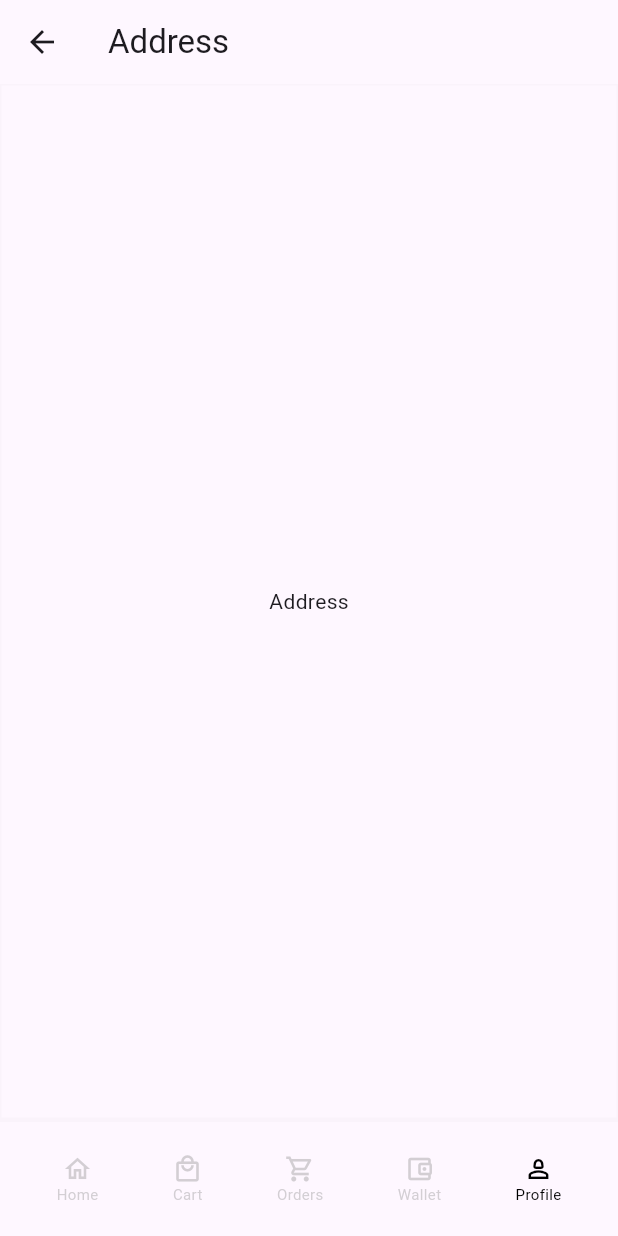
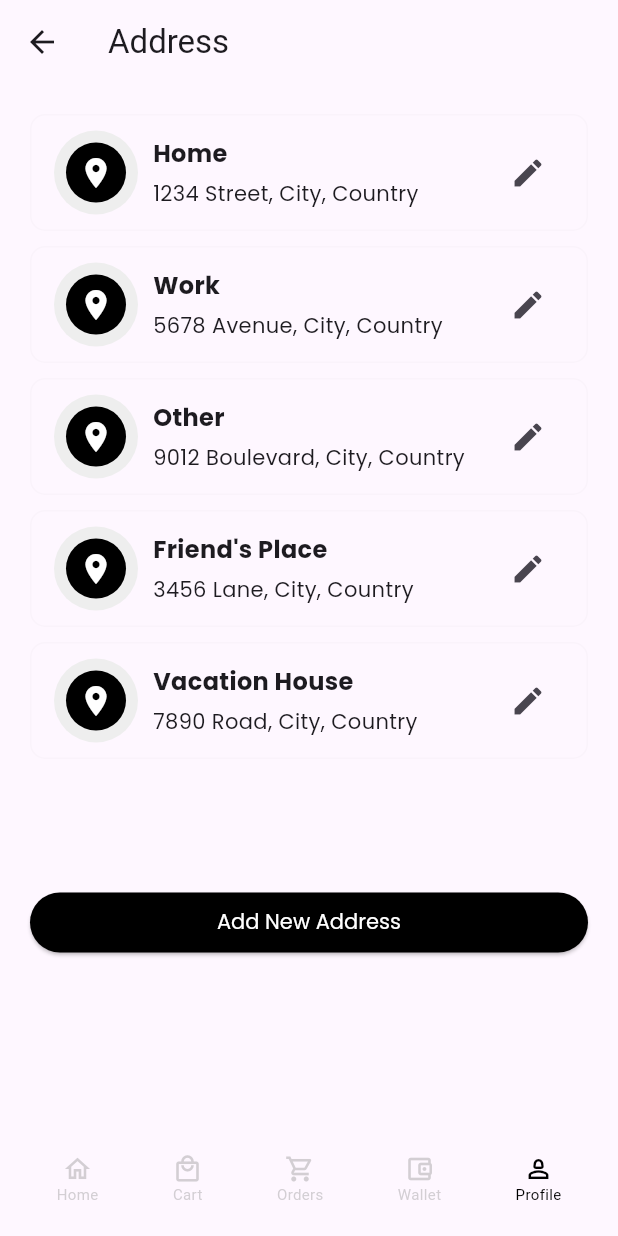
Before and after one commit to sennachu/Funica_Mobile, a Flutter app: the AddressScreen screen opened by its route, on a phone screen of 412 x 824 dp. Run offline on Flutter 3.47's test engine with Material 3 defaults, Android fonts, the light colour scheme and no system bars; our stand-ins replace carousel_slider, flutter_secure_storage, gap, go_router, google_fonts, preload_page_view and 1 more; missing offline and left inert: grock; accounts and stored records are empty.

Commit message:
address screen designed

```diff
--- a/lib/screens/profile_sec/adress.dart
+++ b/lib/screens/profile_sec/adress.dart
@@ -1,9 +1,10 @@
 import 'package:flutter/material.dart';
 import 'package:funica_mobile/widgets/bottomNavigation.dart';
 import 'package:go_router/go_router.dart';
+import 'package:google_fonts/google_fonts.dart';
 
 class AddressScreen extends StatefulWidget {
-  const AddressScreen({super.key});
+  const AddressScreen({Key? key}) : super(key: key);
 
   @override
   State<AddressScreen> createState() => _AddressScreenState();
@@ -22,26 +23,111 @@ class _AddressScreenState extends State<AddressScreen> {
         ),
         title: Text("Address"),
       ),
-      body: Column(
-        children: [
-          Expanded(
-            child: Container(
-              decoration: BoxDecoration(
-                border: Border.all(
-                  color: Color.fromARGB(9, 137, 137, 137),
+      body: SingleChildScrollView(
+        child: Padding(
+          padding: const EdgeInsets.all(20.0),
+          child: Column(
+            crossAxisAlignment: CrossAxisAlignment.stretch,
+            children: [
+              buildAddressItem("Home", "1234 Street, City, Country"),
+              SizedBox(height: 10),
+              buildAddressItem("Work", "5678 Avenue, City, Country"),
+              SizedBox(height: 10),
+              buildAddressItem("Other", "9012 Boulevard, City, Country"),
+              SizedBox(height: 10),
+              buildAddressItem("Friend's Place", "3456 Lane, City, Country"),
+              SizedBox(height: 10),
+              buildAddressItem("Vacation House", "7890 Road, City, Country"),
+              SizedBox(height: 85),
+              Center(
+                child: InkWell(
+                  onTap: () {
+                    // Handle tap
+                  },
+                  child: SizedBox(
+                    width: double.infinity,
+                    child: ElevatedButton(
+                      onPressed: () {
+                        // Handle form submission
+                      },
+                      child: Text('Add New Address'),
+                      style: ElevatedButton.styleFrom(
+                        backgroundColor: Colors.black,
+                        foregroundColor: Colors.white,
+                        textStyle: GoogleFonts.poppins(color: Colors.black),
+                        // Customize the button color here
+                      ),
+                    ),
+                  ),
                 ),
               ),
-              child: Center(child: Text("Address")),
+              SizedBox(height: 20),
+            ],
+          ),
+        ),
+      ),
+      bottomNavigationBar: BottomNavigator(selectedIndex: 4),
+    );
+  }
+
+  Widget buildAddressItem(String title, String address) {
+    return Container(
+      padding: EdgeInsets.symmetric(vertical: 10.0, horizontal: 15.0),
+      decoration: BoxDecoration(
+        border: Border.all(
+          color: Color.fromARGB(9, 137, 137, 137),
+        ),
+        borderRadius: BorderRadius.circular(10.0),
+      ),
+      child: Row(
+        children: [
+          Container(
+            padding: EdgeInsets.all(8),
+            decoration: BoxDecoration(
+              color: Colors.grey[200], // Gri arka plan rengi
+              shape: BoxShape.circle, // Yuvarlak şekil
+            ),
+            child: Container(
+              padding: EdgeInsets.all(8),
+              decoration: BoxDecoration(
+                color: Colors.black, // Siyah arka plan rengi
+                shape: BoxShape.circle, // Yuvarlak şekil
+              ),
+              child: Icon(Icons.location_on, color: Colors.white),
             ),
           ),
-          Container(
-            decoration: BoxDecoration(
-              border: Border.all(
-                color: Color.fromARGB(9, 137, 137, 137),
+          SizedBox(width: 10),
+          Expanded(
+            child: SingleChildScrollView(
+              scrollDirection: Axis.horizontal,
+              child: Column(
+                crossAxisAlignment: CrossAxisAlignment.start,
+                children: [
+                  Text(
+                    title,
+                    style: GoogleFonts.poppins(
+                      fontWeight: FontWeight.bold,
+                      fontSize: 16,
+                    ),
+                  ),
+                  SizedBox(height: 5),
+                  Text(
+                    address,
+                    style: GoogleFonts.poppins(
+                      fontSize: 14,
+                    ),
+                  ),
+                ],
               ),
             ),
           ),
-          BottomNavigator(selectedIndex: 4),
+          SizedBox(width: 10),
+          IconButton(
+            icon: Icon(Icons.edit),
+            onPressed: () {
+              // Address edit function
+            },
+          ),
         ],
       ),
     );
```
